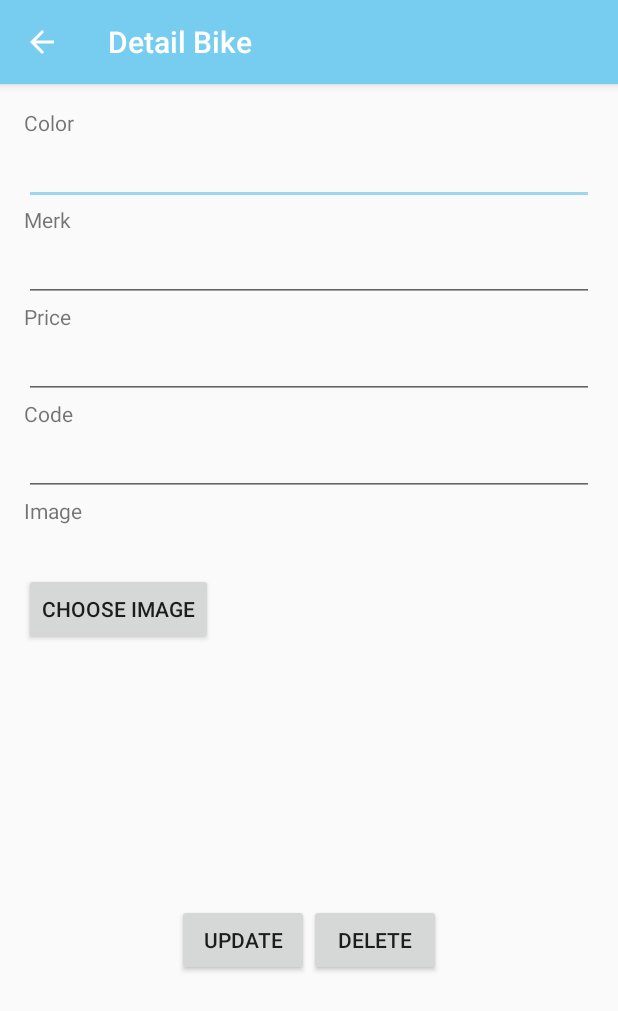
After one commit to hasanwijaya/admin-bike-rental, an Android app: the DetailBikeActivity screen opened directly, with no data from a screen before it, on a phone screen of 412 x 824 dp. The commit adds this screen. Shown: the top 1011 px of the screen. Run offline under Robolectric (Android 15) with nearby library versions, the phone set to English and light mode, and no system bars; libraries missing offline, so code that uses them is left out: com.androidnetworking, com.androidnetworking.common, com.androidnetworking.error, com.androidnetworking.interfaces; pictures from the network do not load; 6 statements that could not run were skipped.

Commit message:
add update bike

```diff
--- a/app/src/main/AndroidManifest.xml
+++ b/app/src/main/AndroidManifest.xml
@@ -3,7 +3,7 @@
     package="com.example.adminbikerental">
 
     <uses-permission android:name="android.permission.INTERNET" />
-    <uses-permission android:name="android.permission.READ_EXTERNAL_STORAGE"/>
+    <uses-permission android:name="android.permission.READ_EXTERNAL_STORAGE" />
 
     <application
         android:allowBackup="true"
@@ -13,7 +13,8 @@
         android:supportsRtl="true"
         android:theme="@style/AppTheme"
         android:usesCleartextTraffic="true">
-        <activity android:name=".activity.AddBikeActivity"></activity>
+        <activity android:name=".activity.DetailBikeActivity"></activity>
+        <activity android:name=".activity.AddBikeActivity" />
         <activity android:name=".activity.DetailCustomerActivity" />
         <activity android:name=".activity.CustomersActivity" />
         <activity android:name=".activity.BikesActivity" />
--- a/app/src/main/java/com/example/adminbikerental/activity/BikesActivity.java
+++ b/app/src/main/java/com/example/adminbikerental/activity/BikesActivity.java
@@ -116,8 +116,8 @@ public class BikesActivity extends AppCompatActivity {
     }
 
     private void showSelectedBike(Bike bike) {
-        Intent intent = new Intent(this, DetailCustomerActivity.class);
-//        intent.putExtra("Item Data", bike);
+        Intent intent = new Intent(this, DetailBikeActivity.class);
+        intent.putExtra("Item Data", bike);
         startActivity(intent);
     }
 
--- /dev/null
+++ b/app/src/main/java/com/example/adminbikerental/activity/DetailBikeActivity.java
@@ -0,0 +1,260 @@
+package com.example.adminbikerental.activity;
+
+import androidx.annotation.NonNull;
+import androidx.annotation.Nullable;
+import androidx.appcompat.app.AppCompatActivity;
+import androidx.core.app.ActivityCompat;
+import androidx.core.content.ContextCompat;
+
+import android.Manifest;
+import android.content.Intent;
+import android.content.pm.PackageManager;
+import android.database.Cursor;
+import android.net.Uri;
+import android.os.Bundle;
+import android.provider.MediaStore;
+import android.util.Log;
+import android.view.View;
+import android.widget.Button;
+import android.widget.EditText;
+import android.widget.ImageView;
+import android.widget.Toast;
+
+import com.androidnetworking.AndroidNetworking;
+import com.androidnetworking.common.Priority;
+import com.androidnetworking.error.ANError;
+import com.androidnetworking.interfaces.JSONObjectRequestListener;
+import com.androidnetworking.interfaces.UploadProgressListener;
+import com.bumptech.glide.Glide;
+import com.example.adminbikerental.R;
+import com.example.adminbikerental.model.Bike;
+import com.example.adminbikerental.model.Customer;
+
+import org.json.JSONException;
+import org.json.JSONObject;
+
+import java.io.File;
+
+import static com.example.adminbikerental.activity.LoginActivity.BASE_URL;
+
+public class DetailBikeActivity extends AppCompatActivity {
+    public static final String TAG = DetailBikeActivity.class.getSimpleName();
+    private static final int PICK_IMAGE_REQUEST = 1;
+    private static final int STORAGE_PERMISSION_CODE = 123;
+    private EditText edtColor, edtMerk, edtPrice, edtCode;
+    private Button btnChooseImage, btnUpdate;
+    private ImageView ivPreview, ivBike;
+    private Uri imageUri;
+    private String id;
+
+    @Override
+    protected void onCreate(Bundle savedInstanceState) {
+        super.onCreate(savedInstanceState);
+        setContentView(R.layout.activity_detail_bike);
+
+        this.setTitle("Detail Bike");
+
+        btnChooseImage = findViewById(R.id.btn_choose_image);
+        btnUpdate = findViewById(R.id.btn_update);
+        ivPreview = findViewById(R.id.iv_preview);
+        edtColor = findViewById(R.id.edt_color);
+        edtMerk = findViewById(R.id.edt_merk);
+        edtPrice = findViewById(R.id.edt_price);
+        edtCode = findViewById(R.id.edt_code);
+        ivBike = findViewById(R.id.iv_bike);
+
+        getSupportActionBar().setDisplayHomeAsUpEnabled(true);
+        getSupportActionBar().setDisplayShowHomeEnabled(true);
+
+        Intent intent = getIntent();
+        Bike itemData = intent.getParcelableExtra("Item Data");
+        id = itemData.getId();
+        edtColor.setText(itemData.getColor());
+        edtMerk.setText(itemData.getMerk());
+        edtPrice.setText(itemData.getPrice());
+        edtCode.setText(itemData.getCode());
+
+        Glide.with(this).load(itemData.getImage()).into(ivBike);
+
+        btnChooseImage.setOnClickListener(new View.OnClickListener() {
+            @Override
+            public void onClick(View view) {
+                openFileChooser();
+            }
+        });
+
+        btnUpdate.setOnClickListener(new View.OnClickListener() {
+            @Override
+            public void onClick(View view) {
+                String color = edtColor.getText().toString().trim();
+                String merk = edtMerk.getText().toString().trim();
+                String price = edtPrice.getText().toString().trim();
+                String code = edtCode.getText().toString().trim();
+
+                boolean isEmpty = false;
+
+                if (color.isEmpty()) {
+                    isEmpty = true;
+                    edtColor.setError("Warna harus diisi");
+                }
+
+                if (merk.isEmpty()) {
+                    isEmpty = true;
+                    edtMerk.setError("Merek harus diisi");
+                }
+
+                if (price.isEmpty()) {
+                    isEmpty = true;
+                    edtPrice.setError("Harga harus diisi");
+                }
+
+                if (code.isEmpty()) {
+                    isEmpty = true;
+                    edtCode.setError("Kode harus diisi");
+                }
+
+                if (!isEmpty && imageUri != null) {
+                    File file = new File(getPath(imageUri));
+
+                    AndroidNetworking.upload(BASE_URL + "/update_bike.php")
+                            .addMultipartFile("image", file)
+                            .addMultipartParameter("id", id)
+                            .addMultipartParameter("color", color)
+                            .addMultipartParameter("merk", merk)
+                            .addMultipartParameter("price", price)
+                            .addMultipartParameter("code", code)
+                            .setPriority(Priority.HIGH)
+                            .build()
+                            .setUploadProgressListener(new UploadProgressListener() {
+                                @Override
+                                public void onProgress(long bytesUploaded, long totalBytes) {
+                                    // do anything with progress
+                                }
+                            })
+                            .getAsJSONObject(new JSONObjectRequestListener() {
+                                @Override
+                                public void onResponse(JSONObject response) {
+                                    try {
+                                        String status = response.getString("status");
+
+                                        if(status.equals("success")) {
+                                            Intent intent = new Intent(DetailBikeActivity.this, BikesActivity.class);
+                                            intent.addFlags(Intent.FLAG_ACTIVITY_CLEAR_TOP);
+                                            startActivity(intent);
+                                        }
+                                    } catch(JSONException e) {
+                                        e.printStackTrace();
+                                    }
+                                }
+
+                                @Override
+                                public void onError(ANError anError) {
+                                    Log.e(TAG, "onError: " + anError.getLocalizedMessage());
+                                }
+                            });
+                } else {
+                    AndroidNetworking.upload(BASE_URL + "/update_bike.php")
+                            .addMultipartParameter("id", id)
+                            .addMultipartParameter("color", color)
+                            .addMultipartParameter("merk", merk)
+                            .addMultipartParameter("price", price)
+                            .addMultipartParameter("code", code)
+                            .setPriority(Priority.HIGH)
+                            .build()
+                            .setUploadProgressListener(new UploadProgressListener() {
+                                @Override
+                                public void onProgress(long bytesUploaded, long totalBytes) {
+                                    // do anything with progress
+                                }
+                            })
+                            .getAsJSONObject(new JSONObjectRequestListener() {
+                                @Override
+                                public void onResponse(JSONObject response) {
+                                    try {
+                                        String status = response.getString("status");
+
+                                        if(status.equals("success")) {
+                                            Intent intent = new Intent(DetailBikeActivity.this, BikesActivity.class);
+                                            intent.addFlags(Intent.FLAG_ACTIVITY_CLEAR_TOP);
+                                            startActivity(intent);
+                                        }
+                                    } catch(JSONException e) {
+                                        e.printStackTrace();
+                                    }
+                                }
+
+                                @Override
+                                public void onError(ANError anError) {
+                                    Log.e(TAG, "onError: " + anError.getLocalizedMessage());
+                                }
+                            });
+                }
+            }
+        });
+    }
+
+    private void openFileChooser() {
+        Intent intent = new Intent();
+        intent.setType("image/*");
+        intent.setAction(Intent.ACTION_GET_CONTENT);
+        startActivityForResult(intent, PICK_IMAGE_REQUEST);
+    }
+
+    @Override
+    protected void onActivityResult(int requestCode, int resultCode, @Nullable Intent data) {
+        super.onActivityResult(requestCode, resultCode, data);
+
+        if(requestCode == PICK_IMAGE_REQUEST && resultCode == RESULT_OK && data != null && data.getData() != null) {
+            imageUri = data.getData();
+            Log.d(TAG, "onDebug: " + getPath(imageUri));
+            Glide.with(this).load(imageUri).into(ivPreview);
+        }
+    }
+
+    public String getPath(Uri uri) {
+        Cursor cursor = getContentResolver().query(uri, null, null, null, null);
+        cursor.moveToFirst();
+        String document_id = cursor.getString(0);
+        document_id = document_id.substring(document_id.lastIndexOf(":") + 1);
+        cursor.close();
+
+        cursor = getContentResolver().query(
+                android.provider.MediaStore.Images.Media.EXTERNAL_CONTENT_URI,
+                null, MediaStore.Images.Media._ID + " = ? ", new String[]{document_id}, null);
+        cursor.moveToFirst();
+        String path = cursor.getString(cursor.getColumnIndex(MediaStore.Images.Media.DATA));
+        cursor.close();
+
+        return path;
+    }
+
+    private void requestStoragePermission() {
+        if (ContextCompat.checkSelfPermission(this, Manifest.permission.READ_EXTERNAL_STORAGE) == PackageManager.PERMISSION_GRANTED)
+            return;
+
+        if (ActivityCompat.shouldShowRequestPermissionRationale(this, Manifest.permission.READ_EXTERNAL_STORAGE)) {
+            //If the user has denied the permission previously your code will come to this block
+            //Here you can explain why you need this permission
+            //Explain here why you need this permission
+        }
+        //And finally ask for the permission
+        ActivityCompat.requestPermissions(this, new String[]{Manifest.permission.READ_EXTERNAL_STORAGE}, STORAGE_PERMISSION_CODE);
+    }
+
+    @Override
+    public void onRequestPermissionsResult(int requestCode, @NonNull String[] permissions, @NonNull int[] grantResults) {
+
+        //Checking the request code of our request
+        if (requestCode == STORAGE_PERMISSION_CODE) {
+
+            //If permission is granted
+            if (grantResults.length > 0 && grantResults[0] == PackageManager.PERMISSION_GRANTED) {
+                //Displaying a toast
+                Toast.makeText(this, "Permission granted now you can read the storage", Toast.LENGTH_LONG).show();
+            } else {
+                //Displaying another toast if permission is not granted
+                Toast.makeText(this, "Oops you just denied the permission", Toast.LENGTH_LONG).show();
+            }
+        }
+    }
+}
--- a/app/src/main/java/com/example/adminbikerental/activity/LoginActivity.java
+++ b/app/src/main/java/com/example/adminbikerental/activity/LoginActivity.java
@@ -24,7 +24,7 @@ import static com.example.adminbikerental.activity.SplashscreenActivity.ID;
 import static com.example.adminbikerental.activity.SplashscreenActivity.SHARED_PREFS;
 
 public class LoginActivity extends AppCompatActivity {
-    public static final String BASE_URL = "https://84a82739294c.ngrok.io/bike_rental";
+    public static final String BASE_URL = "https://4df8a6617aef.ngrok.io/bike_rental";
     public static final String TAG = LoginActivity.class.getSimpleName();
     private EditText edtEmail, edtPassword;
     private Button btnLogin;
--- /dev/null
+++ b/app/src/main/res/layout/activity_detail_bike.xml
@@ -0,0 +1,95 @@
+<?xml version="1.0" encoding="utf-8"?>
+<LinearLayout xmlns:android="http://schemas.android.com/apk/res/android"
+    xmlns:app="http://schemas.android.com/apk/res-auto"
+    xmlns:tools="http://schemas.android.com/tools"
+    android:layout_width="match_parent"
+    android:layout_height="match_parent"
+    android:layout_margin="16dp"
+    android:orientation="vertical"
+    tools:context=".activity.AddBikeActivity">
+
+    <TextView
+        android:layout_width="wrap_content"
+        android:layout_height="wrap_content"
+        android:text="Color"/>
+
+    <EditText
+        android:id="@+id/edt_color"
+        android:layout_width="match_parent"
+        android:layout_height="wrap_content"/>
+
+    <TextView
+        android:layout_width="wrap_content"
+        android:layout_height="wrap_content"
+        android:text="Merk"/>
+
+    <EditText
+        android:id="@+id/edt_merk"
+        android:layout_width="match_parent"
+        android:layout_height="wrap_content"/>
+
+    <TextView
+        android:layout_width="wrap_content"
+        android:layout_height="wrap_content"
+        android:text="Price"/>
+
+    <EditText
+        android:id="@+id/edt_price"
+        android:layout_width="match_parent"
+        android:layout_height="wrap_content"/>
+
+    <TextView
+        android:layout_width="wrap_content"
+        android:layout_height="wrap_content"
+        android:text="Code"/>
+
+    <EditText
+        android:id="@+id/edt_code"
+        android:layout_width="match_parent"
+        android:layout_height="wrap_content"/>
+
+    <TextView
+        android:layout_width="wrap_content"
+        android:layout_height="wrap_content"
+        android:text="Image"/>
+
+    <ImageView
+        android:id="@+id/iv_bike"
+        android:layout_width="100dp"
+        android:layout_height="wrap_content"
+        android:layout_gravity="center"
+        android:layout_marginTop="16dp" />
+
+    <Button
+        android:id="@+id/btn_choose_image"
+        android:layout_width="wrap_content"
+        android:layout_height="wrap_content"
+        android:layout_marginTop="16dp"
+        android:text="Choose Image"/>
+
+    <ImageView
+        android:id="@+id/iv_preview"
+        android:layout_width="100dp"
+        android:layout_height="wrap_content"
+        android:layout_gravity="center"
+        android:layout_marginTop="16dp" />
+
+    <LinearLayout
+        android:layout_width="match_parent"
+        android:layout_height="match_parent"
+        android:orientation="horizontal"
+        android:gravity="center">
+
+        <Button
+            android:id="@+id/btn_update"
+            android:layout_width="wrap_content"
+            android:layout_height="wrap_content"
+            android:text="Update"/>
+
+        <Button
+            android:id="@+id/btn_delete"
+            android:layout_width="wrap_content"
+            android:layout_height="wrap_content"
+            android:text="Delete"/>
+    </LinearLayout>
+</LinearLayout>
```
Also changed, not shown: app/src/main/java/com/example/adminbikerental/model/Bike.java (+44 -1 lines).
